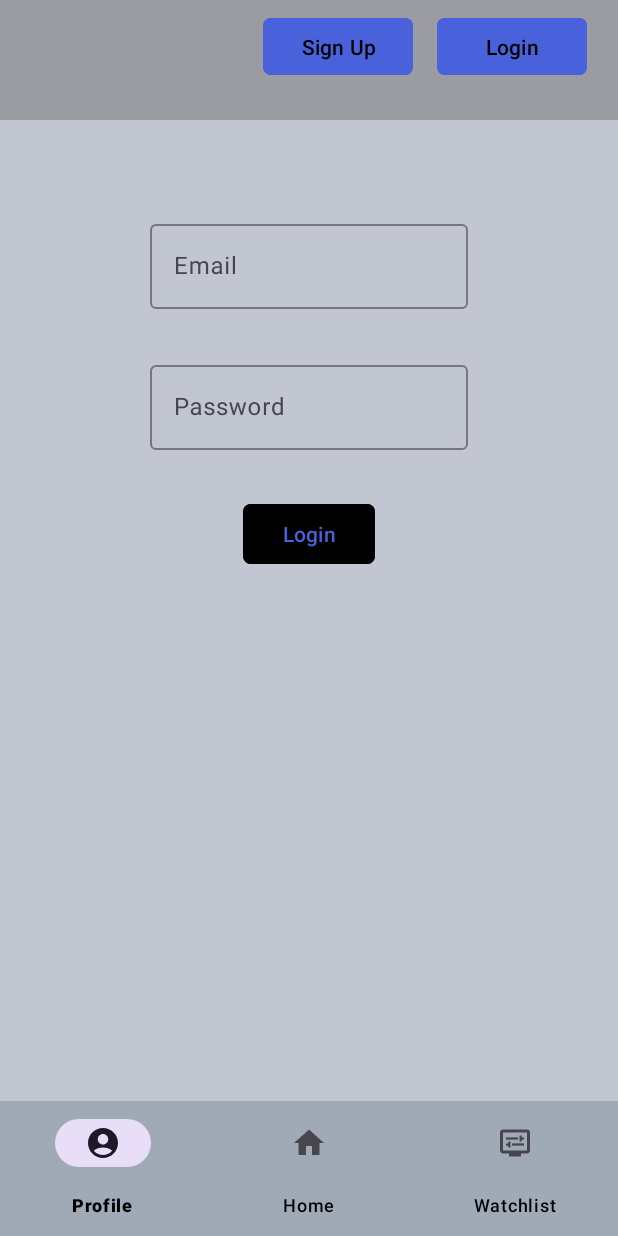
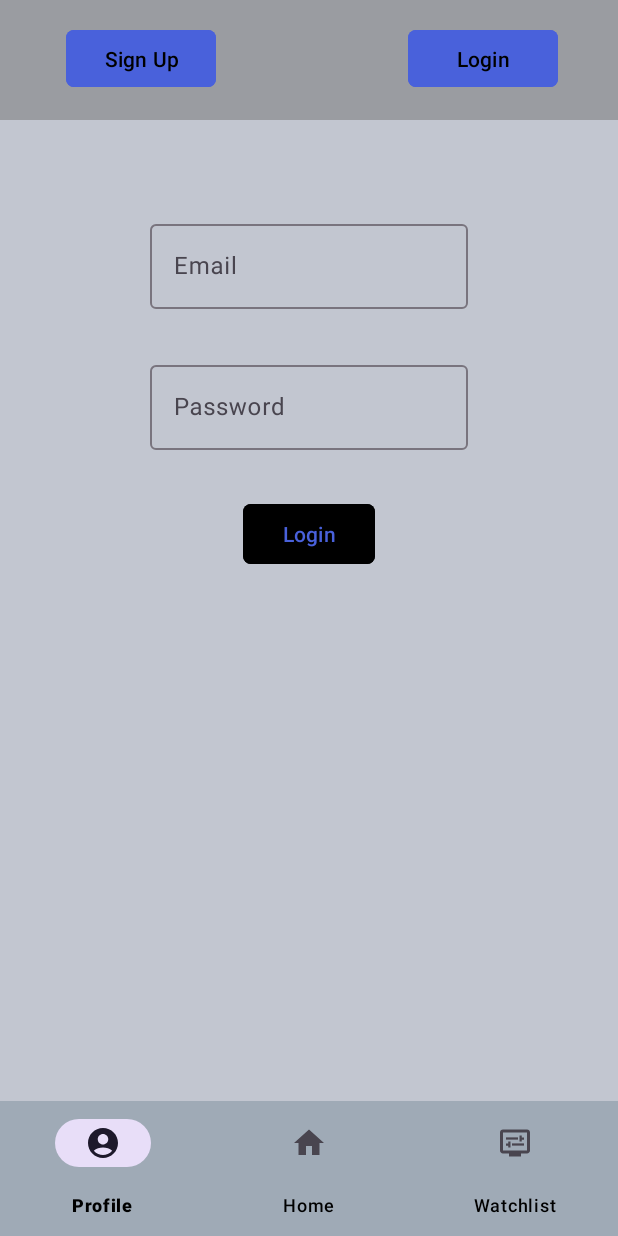
Before and after one commit to RaigZ/MovInsight, an Android app: the screen it shows after launch (MainActivity), after a tap on "Login", on a phone screen of 412 x 824 dp. Run offline under Robolectric (Android 15) with nearby library versions, the phone set to English and light mode, and no system bars; our stand-ins replace Firebase (no records; nobody signed in at launch, a user with empty details on screens opened directly), Room's generated code.

```diff
--- a/app/src/main/res/layout/activity_main.xml
+++ b/app/src/main/res/layout/activity_main.xml
@@ -21,7 +21,7 @@
         android:id="@+id/loginButton"
         android:layout_width="100dp"
         android:layout_height="46dp"
-        android:layout_marginStart="16dp"
+        android:layout_marginStart="128dp"
         android:backgroundTint="#4961db"
         android:text="@string/login"
         android:textColor="#000000"
@@ -36,14 +36,14 @@
         android:id="@+id/signupButton"
         android:layout_width="100dp"
         android:layout_height="46dp"
-        android:layout_marginTop="8dp"
+        android:layout_marginTop="16dp"
         android:backgroundTint="#4961db"
         android:text="@string/sign_up"
         android:textColor="#000000"
         app:cornerRadius="5dp"
         app:iconTint="#000000"
         app:layout_constraintEnd_toEndOf="parent"
-        app:layout_constraintHorizontal_bias="0.562"
+        app:layout_constraintHorizontal_bias="0.141"
         app:layout_constraintStart_toStartOf="parent"
         app:layout_constraintTop_toTopOf="parent"
         app:strokeColor="#000000" />
```
